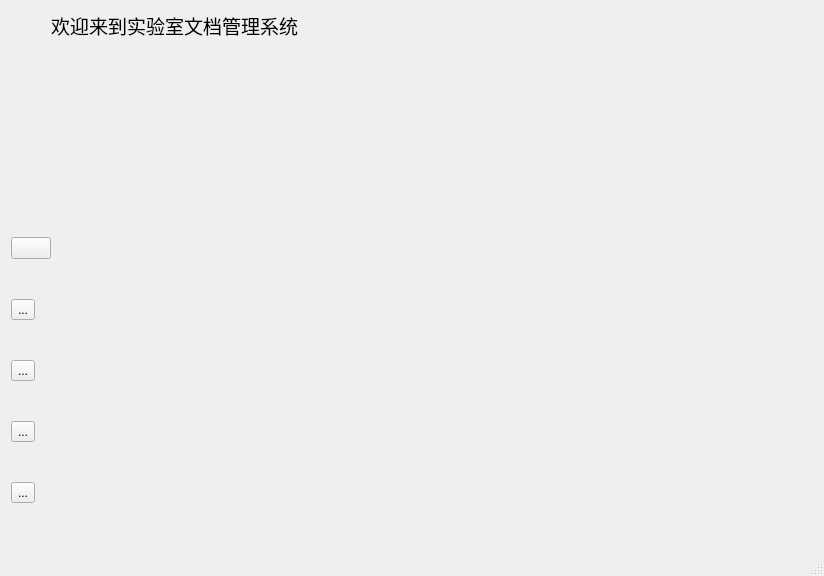
Above: FileManagement/FileManagement.ui from hhyvs111/FileManagement before the change. Below: the same form after it.
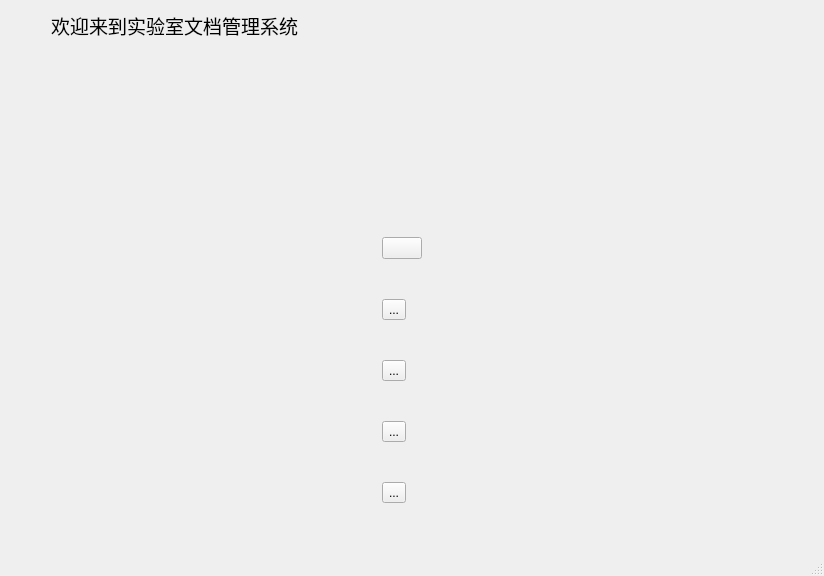
That is the form after the change.

Patch:
```diff
--- a/FileManagement/FileManagement.ui
+++ b/FileManagement/FileManagement.ui
@@ -268,19 +268,6 @@
         </item>
        </layout>
       </item>
-      <item>
-       <spacer name="horizontalSpacer_3">
-        <property name="orientation">
-         <enum>Qt::Horizontal</enum>
-        </property>
-        <property name="sizeHint" stdset="0">
-         <size>
-          <width>40</width>
-          <height>20</height>
-         </size>
-        </property>
-       </spacer>
-      </item>
      </layout>
     </item>
    </layout>
```
